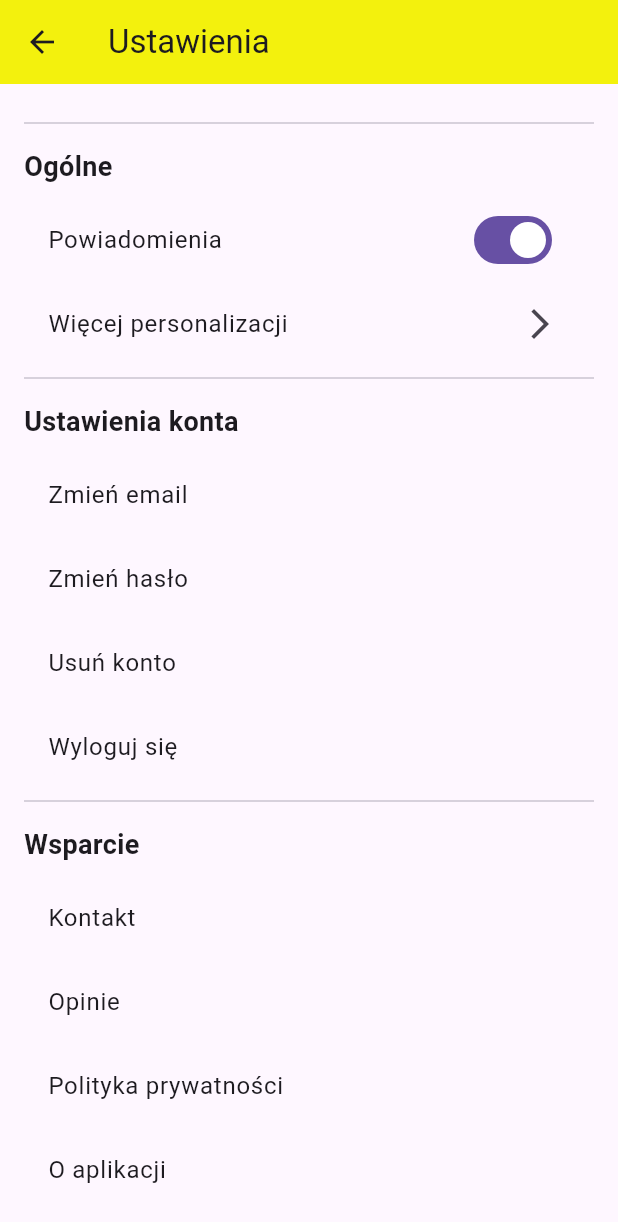
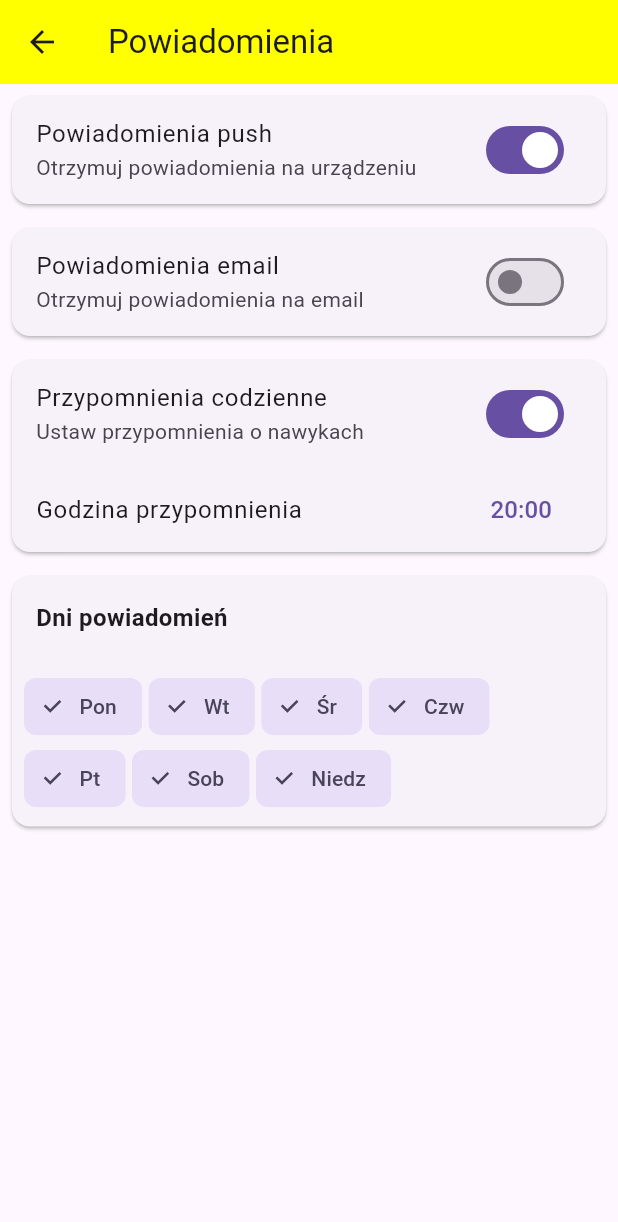
Before and after one commit to devglz/nawykomat-habit-app, a Flutter app: the SettingsPage screen opened by its route, scrolled down 112 dp, after a tap on "Powiadomienia", on a phone screen of 412 x 824 dp. Shown: the top 1222 px of the screen. Run offline on Flutter 3.47's test engine with Material 3 defaults, Android fonts, the light colour scheme and no system bars; our stand-ins replace cloud_firestore, firebase_auth, firebase_core, fl_chart, google_sign_in, shared_preferences; accounts and stored records are empty; network calls fail.

Commit message:
Dodano funkcjonalność personalizacji w ustawieniac 2h

```diff
--- a/lib/main.dart
+++ b/lib/main.dart
@@ -8,9 +8,11 @@ import 'package:habit_app/ui/habit/add_habit_page.dart';
 import 'package:habit_app/ui/progress/progress_page.dart';
 import 'package:habit_app/ui/news/news_page.dart';
 import 'package:habit_app/ui/settings/settings_page.dart';
+import 'package:habit_app/ui/settings/personalization_page.dart';
+import 'package:habit_app/ui/settings/notifications_page.dart'; // Dodaj ten import
 import 'firebase_options.dart';
 import 'package:flutter/foundation.dart'; // Import do obsługi kIsWeb
-import 'package:habit_app/ui/settings/personalization_page.dart';
+
 
 
 void main() async {
@@ -54,7 +56,9 @@ class MyApp extends StatelessWidget {
   '/news': (context) => const NewsPage(),
   '/settings': (context) => const SettingsPage(),
   '/personalization': (context) => const PersonalizationPage(),
+  '/notifications': (context) => const NotificationsPage(),
 },
+
     );
   }
 }
--- /dev/null
+++ b/lib/ui/settings/notifications_page.dart
@@ -0,0 +1,196 @@
+import 'package:flutter/material.dart';
+import 'package:shared_preferences/shared_preferences.dart';
+
+class NotificationsPage extends StatefulWidget {
+  const NotificationsPage({super.key});
+
+  @override
+  NotificationsPageState createState() => NotificationsPageState();
+}
+
+class NotificationsPageState extends State<NotificationsPage> {
+  bool pushEnabled = true;
+  bool emailEnabled = false;
+  bool reminderEnabled = true;
+  TimeOfDay reminderTime = const TimeOfDay(hour: 20, minute: 0);
+  List<bool> selectedDays = List.generate(7, (_) => true);
+  final List<String> daysOfWeek = ['Pon', 'Wt', 'Śr', 'Czw', 'Pt', 'Sob', 'Niedz'];
+
+  @override
+  void initState() {
+    super.initState();
+    _loadSettings();
+  }
+
+  Future<void> _loadSettings() async {
+    try {
+      final prefs = await SharedPreferences.getInstance();
+      setState(() {
+        pushEnabled = prefs.getBool('pushEnabled') ?? true;
+        emailEnabled = prefs.getBool('emailEnabled') ?? false;
+        reminderEnabled = prefs.getBool('reminderEnabled') ?? true;
+        final hour = prefs.getInt('reminderHour') ?? 20;
+        final minute = prefs.getInt('reminderMinute') ?? 0;
+        reminderTime = TimeOfDay(hour: hour, minute: minute);
+        for (var i = 0; i < 7; i++) {
+          selectedDays[i] = prefs.getBool('day_$i') ?? true;
+        }
+      });
+    } catch (e) {
+      debugPrint('Error loading settings: $e');
+    }
+  }
+
+  Future<void> _saveSettings() async {
+    try {
+      final prefs = await SharedPreferences.getInstance();
+      await prefs.setBool('pushEnabled', pushEnabled);
+      await prefs.setBool('emailEnabled', emailEnabled);
+      await prefs.setBool('reminderEnabled', reminderEnabled);
+      await prefs.setInt('reminderHour', reminderTime.hour);
+      await prefs.setInt('reminderMinute', reminderTime.minute);
+      for (var i = 0; i < 7; i++) {
+        await prefs.setBool('day_$i', selectedDays[i]);
+      }
+    } catch (e) {
+      debugPrint('Error saving settings: $e');
+    }
+  }
+
+  Future<void> _selectTime() async {
+    final TimeOfDay? picked = await showTimePicker(
+      context: context,
+      initialTime: reminderTime,
+    );
+    if (picked != null) {
+      setState(() {
+        reminderTime = picked;
+        _saveSettings();
+      });
+    }
+  }
+
+  @override
+  Widget build(BuildContext context) {
+    return Scaffold(
+      appBar: AppBar(
+        title: const Text('Powiadomienia'),
+        backgroundColor: Colors.yellowAccent,
+      ),
+      body: ListView(
+        children: [
+          _buildSwitchCard(
+            title: 'Powiadomienia push',
+            subtitle: 'Otrzymuj powiadomienia na urządzeniu',
+            value: pushEnabled,
+            onChanged: (value) {
+              setState(() {
+                pushEnabled = value;
+                _saveSettings();
+              });
+            },
+          ),
+          _buildSwitchCard(
+            title: 'Powiadomienia email',
+            subtitle: 'Otrzymuj powiadomienia na email',
+            value: emailEnabled,
+            onChanged: (value) {
+              setState(() {
+                emailEnabled = value;
+                _saveSettings();
+              });
+            },
+          ),
+          _buildReminderCard(),
+          _buildDaysSelectionCard(),
+        ],
+      ),
+    );
+  }
+
+  Widget _buildSwitchCard({
+    required String title,
+    required String subtitle,
+    required bool value,
+    required ValueChanged<bool> onChanged,
+  }) {
+    return Card(
+      margin: const EdgeInsets.all(8.0),
+      child: SwitchListTile(
+        title: Text(title),
+        subtitle: Text(subtitle),
+        value: value,
+        onChanged: onChanged,
+      ),
+    );
+  }
+
+  Widget _buildReminderCard() {
+    return Card(
+      margin: const EdgeInsets.all(8.0),
+      child: Column(
+        children: [
+          SwitchListTile(
+            title: const Text('Przypomnienia codzienne'),
+            subtitle: const Text('Ustaw przypomnienia o nawykach'),
+            value: reminderEnabled,
+            onChanged: (value) {
+              setState(() {
+                reminderEnabled = value;
+                _saveSettings();
+              });
+            },
+          ),
+          ListTile(
+            title: const Text('Godzina przypomnienia'),
+            trailing: TextButton(
+              onPressed: reminderEnabled ? _selectTime : null,
+              child: Text(
+                '${reminderTime.hour}:${reminderTime.minute.toString().padLeft(2, '0')}',
+                style: const TextStyle(fontSize: 16),
+              ),
+            ),
+          ),
+        ],
+      ),
+    );
+  }
+
+  Widget _buildDaysSelectionCard() {
+    return Card(
+      margin: const EdgeInsets.all(8.0),
+      child: Column(
+        crossAxisAlignment: CrossAxisAlignment.start,
+        children: [
+          const Padding(
+            padding: EdgeInsets.all(16.0),
+            child: Text(
+              'Dni powiadomień',
+              style: TextStyle(fontSize: 16, fontWeight: FontWeight.bold),
+            ),
+          ),
+          Padding(
+            padding: const EdgeInsets.all(8.0),
+            child: Wrap(
+              spacing: 4.0,
+              children: List.generate(7, (index) {
+                return FilterChip(
+                  label: Text(daysOfWeek[index]),
+                  selected: selectedDays[index],
+                  onSelected: reminderEnabled
+                      ? (value) {
+                          setState(() {
+                            selectedDays[index] = value;
+                            _saveSettings();
+                          });
+                        }
+                      : null,
+                );
+              }),
+            ),
+          ),
+        ],
+      ),
+    );
+  }
+}
--- a/lib/ui/settings/settings_page.dart
+++ b/lib/ui/settings/settings_page.dart
@@ -3,7 +3,8 @@ import 'package:flutter/material.dart';
 import 'package:cloud_firestore/cloud_firestore.dart';
 import 'package:firebase_auth/firebase_auth.dart';
 import 'profile_page.dart';
-import 'personalization_page.dart';
+import 'personalization_page.dart'; // Dodaj ten import
+import './notifications_page.dart'; // Poprawiony import
 
 class SettingsPage extends StatefulWidget {
   const SettingsPage({super.key});
@@ -129,18 +130,26 @@ class SettingsPageState extends State<SettingsPage> {
                 ),
                 const Divider(),
                 _buildSectionHeader('Ogólne'),
-                SwitchListTile(
+                ListTile(
                   title: const Text('Powiadomienia'),
-                  value: true, // wartość powinna być pobrana z ustawień użytkownika
-                  onChanged: (bool value) {
-                    // Zarządzanie powiadomieniami
+                  trailing: const Icon(Icons.arrow_forward_ios),
+                  onTap: () {
+                    Navigator.of(context).push(
+                      MaterialPageRoute(
+                        builder: (_) => const NotificationsPage(),
+                      ),
+                    );
                   },
                 ),
                 ListTile(
                   title: const Text('Więcej personalizacji'),
                   trailing: const Icon(Icons.arrow_forward_ios),
                   onTap: () {
-                    Navigator.pushNamed(context, '/personalization');
+                    Navigator.of(context).push(
+                      MaterialPageRoute(
+                        builder: (context) => const PersonalizationPage(),
+                      ),
+                    );
                   },
                 ),
                 const Divider(),
```
